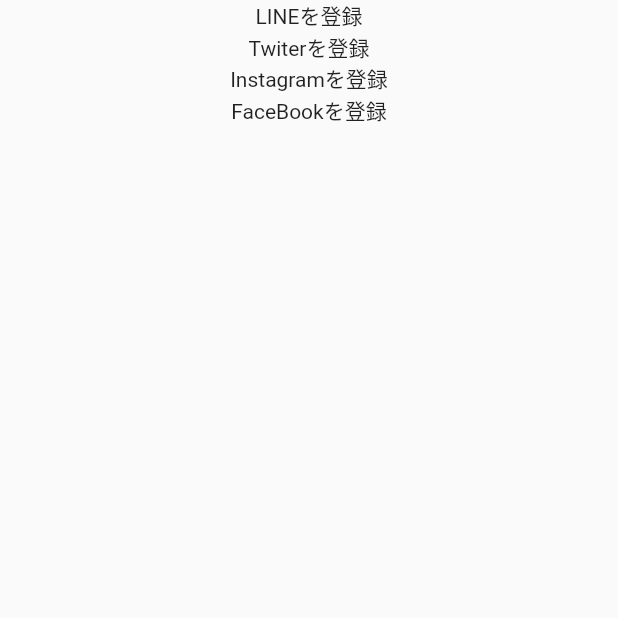
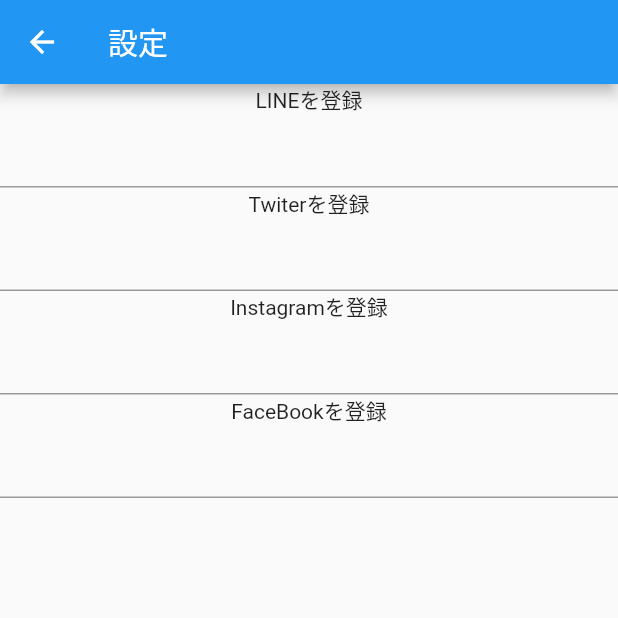
Before and after one commit to iseruuuuu/exchange_contact_app, a Flutter app: the SettingScreen screen opened directly, on a phone screen of 412 x 824 dp, the top half of it. Run offline on Flutter 3.47's test engine with Material 2 defaults, Android fonts, the phone set to English and light mode, and no system bars; our stand-ins replace barcode_widget, freezed_annotation, state_notifier; missing offline and left inert: flutter_state_notifier.

Commit message:
add: textbuttonを追加・appbarを追加

```diff
--- a/lib/setting/setting_screen.dart
+++ b/lib/setting/setting_screen.dart
@@ -12,13 +12,31 @@
       create: (context) => SettingScreenController(context: context),
       builder: (context, _) {
         return Scaffold(
+          appBar: AppBar(
+            title: Text('設定'),
+            actions: [
+              TextButton(
+                onPressed: () {},
+                child: Text('保存'),
+              ),
+            ],
+          ),
           body: SingleChildScrollView(
             child: Column(
               children: <Widget>[
-                Center(child: Text('LINEを登録'),),
+                Center(
+                  child: const Text(
+                    'LINEを登録',
+                  ),
+                ),
+                TextField(),
+
                 Text('Twiterを登録'),
+                TextField(),
                 Text('Instagramを登録'),
+                TextField(),
                 Text('FaceBookを登録'),
+                TextField(),
               ],
             ),
           ),
```
